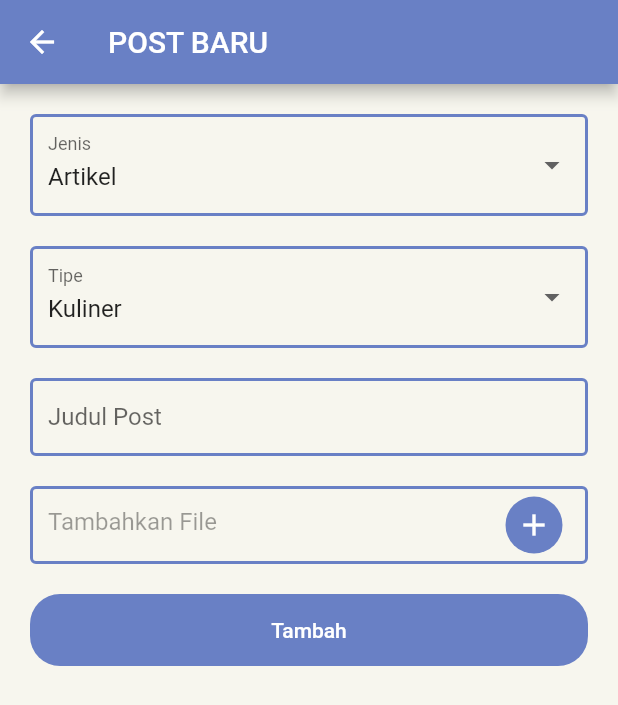
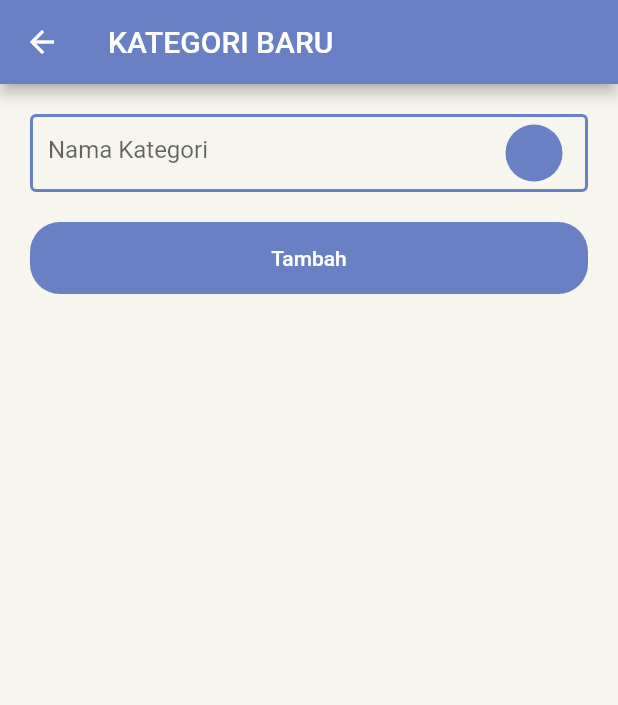
Before and after one commit to rifqieh/makaryo_app, a Flutter app: the AdminHomeScreen screen opened directly, after a tap on the "add" icon, on a phone screen of 412 x 824 dp. Shown: the top 705 px of the screen. Run offline on Flutter 3.47's test engine with Material 2 defaults, Android fonts, the light colour scheme and no system bars; our stand-ins replace chewie, pie_chart, video_player; missing offline and left inert: flutter_material_color_picker, pdf_viewer_plugin.

Commit message:
menambahkan add category admin screen, color picker

```diff
--- a/lib/components/admin-section/add-category-card.dart
+++ b/lib/components/admin-section/add-category-card.dart
@@ -1,4 +1,5 @@
 import 'package:flutter/material.dart';
+import 'package:makaryo_mobile/screens/add-category-admin-screen.dart';
 import 'package:makaryo_mobile/screens/add-post-admin-screen.dart';
 
 class AddCategoryCard extends StatelessWidget {
@@ -7,7 +8,7 @@ class AddCategoryCard extends StatelessWidget {
     return InkWell(
       onTap: () {
         Navigator.push(context,
-            MaterialPageRoute(builder: (context) => AddPostAdminScreen()));
+            MaterialPageRoute(builder: (context) => AddCategoryAdminScreen()));
       },
       child: Card(
         shape: RoundedRectangleBorder(
--- /dev/null
+++ b/lib/screens/add-category-admin-screen.dart
@@ -0,0 +1,103 @@
+import 'package:flutter/material.dart';
+import 'package:flutter_material_color_picker/flutter_material_color_picker.dart';
+import 'package:makaryo_mobile/color.dart';
+import 'dummyData.dart';
+
+class AddCategoryAdminScreen extends StatefulWidget {
+  @override
+  _AddCategoryAdminScreenState createState() => _AddCategoryAdminScreenState();
+}
+
+class _AddCategoryAdminScreenState extends State<AddCategoryAdminScreen> {
+  var _isVisibleColorPicker = false;
+
+  @override
+  Widget build(BuildContext context) {
+    return Scaffold(
+      appBar: AppBar(
+        title: Text('KATEGORI BARU'),
+      ),
+      body: Column(
+        children: <Widget>[
+          SizedBox(
+            height: 20,
+          ),
+          Container(
+            decoration: BoxDecoration(
+              border: Border.all(width: 2, color: primaryColor),
+              borderRadius: BorderRadius.circular(4),
+            ),
+            padding: EdgeInsets.symmetric(horizontal: 10),
+            margin: EdgeInsets.only(bottom: 20, left: 20, right: 20),
+            child: TextField(
+              decoration: InputDecoration(
+                hintText: 'Nama Kategori',
+                border: InputBorder.none,
+                suffixIcon: InkWell(
+                  onTap: () {
+                    setState(() {
+                      _isVisibleColorPicker = !_isVisibleColorPicker;
+                    });
+                  },
+                  child: Container(
+                    height: 30,
+                    width: 30,
+                    decoration: BoxDecoration(
+                        borderRadius: BorderRadius.circular(32),
+                        color: primaryColor),
+                    margin: EdgeInsets.all(5),
+                  ),
+                ),
+              ),
+            ),
+          ),
+          (_isVisibleColorPicker == false
+              ? Container()
+              : Container(
+                  height: 70,
+                  margin: EdgeInsets.symmetric(horizontal: 20),
+                  width: MediaQuery.of(context).size.width,
+                  child: ListView.builder(
+                    itemCount: colorList.length,
+                    scrollDirection: Axis.horizontal,
+                    itemBuilder: (context, index) => ColorWidget(index),
+                  ),
+                )),
+          Container(
+            width: MediaQuery.of(context).size.width,
+            margin: EdgeInsets.only(bottom: 20, left: 20, right: 20),
+            decoration: BoxDecoration(
+              borderRadius: BorderRadius.circular(20),
+              color: primaryColor,
+            ),
+            child: FlatButton(
+              child: Text(
+                'Tambah',
+                style: TextStyle(color: Colors.white),
+              ),
+            ),
+          ),
+        ],
+      ),
+    );
+  }
+}
+
+class ColorWidget extends StatelessWidget {
+  var _index;
+
+  ColorWidget(this._index);
+
+  @override
+  Widget build(BuildContext context) {
+    return Container(
+      margin: EdgeInsets.all(10),
+      height: 50,
+      width: 50,
+      decoration: BoxDecoration(
+        color: colorList[_index],
+        borderRadius: BorderRadius.circular(32),
+      ),
+    );
+  }
+}
--- a/lib/screens/dummyData.dart
+++ b/lib/screens/dummyData.dart
@@ -1,4 +1,5 @@
 import 'package:flutter/material.dart';
+import 'package:makaryo_mobile/color.dart';
 import 'package:makaryo_mobile/providers/agendaClass.dart';
 import 'package:makaryo_mobile/providers/kategoriClass.dart';
 import 'package:makaryo_mobile/providers/kontenClass.dart';
@@ -89,3 +90,12 @@ List<Notifikasi> notifikasiList = [
   Notifikasi(
       DateTime.now(), "Anda ditolak oleh admin untuk mengikuti agenda X"),
 ];
+
+List<Color> colorList = [
+  primaryColor,
+  Colors.amberAccent,
+  Colors.redAccent,
+  Colors.blueAccent,
+  Colors.greenAccent,
+  Colors.yellowAccent
+];
--- a/pubspec.yaml
+++ b/pubspec.yaml
@@ -30,6 +30,7 @@ dependencies:
   video_player: ^0.10.5+1
   chewie: ^0.9.8+1
   pie_chart: 3.1.1
+  flutter_material_color_picker: ^1.0.5
 
 dev_dependencies:
   flutter_test:
```
Also changed, not shown: pubspec.lock.
